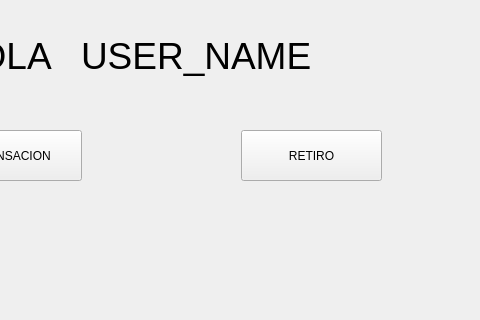
Old version of the form Ui/nonAutorized.ui in the repository RustyRaptor/pos; both pictures show x 129 to 609 and y 0 to 320 of the 609 by 430 pixel window.
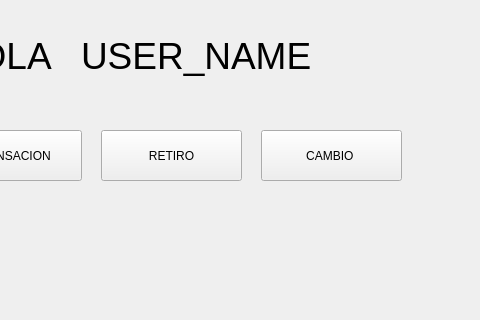
New version of the form.

Commit message:
added button for exchange currency
Exchange currency

Patch:
```diff
--- a/Ui/nonAutorized.ui
+++ b/Ui/nonAutorized.ui
@@ -29,14 +29,14 @@
   <widget class="QPushButton" name="pushButton_2">
    <property name="geometry">
     <rect>
-     <x>370</x>
+     <x>390</x>
      <y>130</y>
      <width>141</width>
      <height>51</height>
     </rect>
    </property>
    <property name="text">
-    <string>RETIRO</string>
+    <string>CAMBIO </string>
    </property>
   </widget>
   <widget class="QPushButton" name="pushButton_3">
@@ -88,6 +88,19 @@
     <string>USER_NAME</string>
    </property>
   </widget>
+  <widget class="QPushButton" name="pushButton_4">
+   <property name="geometry">
+    <rect>
+     <x>230</x>
+     <y>130</y>
+     <width>141</width>
+     <height>51</height>
+    </rect>
+   </property>
+   <property name="text">
+    <string>RETIRO</string>
+   </property>
+  </widget>
  </widget>
  <resources/>
  <connections/>
```
The commit also changes 1 other file.
